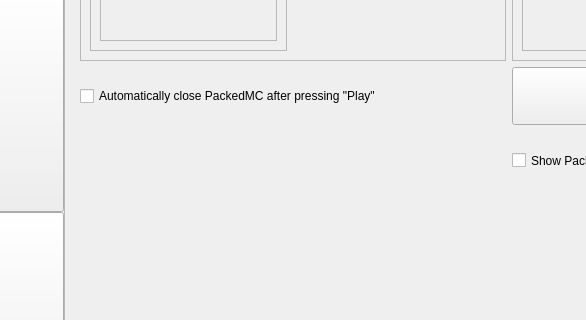
Qt form interface/ui_files/interface.ui (shueppin/PackedMC) before a commit; both pictures show x 144 to 730 and y 251 to 571 of the 1100 by 700 pixel window.
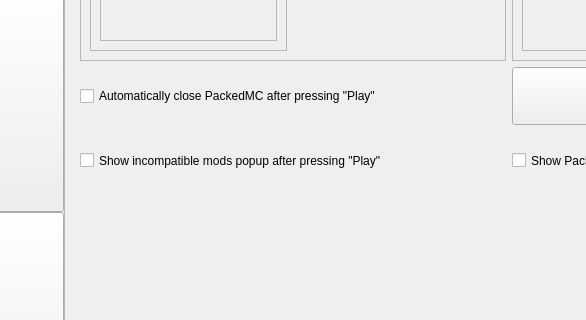
The same form after that commit.

Commit message: Added checkbox to suppress mod update popup when playing

Patch:
```diff
--- a/interface/ui_files/interface.ui
+++ b/interface/ui_files/interface.ui
@@ -1228,6 +1228,19 @@
           </property>
          </widget>
         </item>
+        <item row="2" column="0">
+         <widget class="QCheckBox" name="SHOW_MODS_POPUP">
+          <property name="sizePolicy">
+           <sizepolicy hsizetype="Minimum" vsizetype="Preferred">
+            <horstretch>0</horstretch>
+            <verstretch>0</verstretch>
+           </sizepolicy>
+          </property>
+          <property name="text">
+           <string>Show incompatible mods popup after pressing &quot;Play&quot;</string>
+          </property>
+         </widget>
+        </item>
        </layout>
       </widget>
      </widget>
```
Left out of the diff: 2 changed lines with no effect on the pictures. The commit also changes 6 other files.
